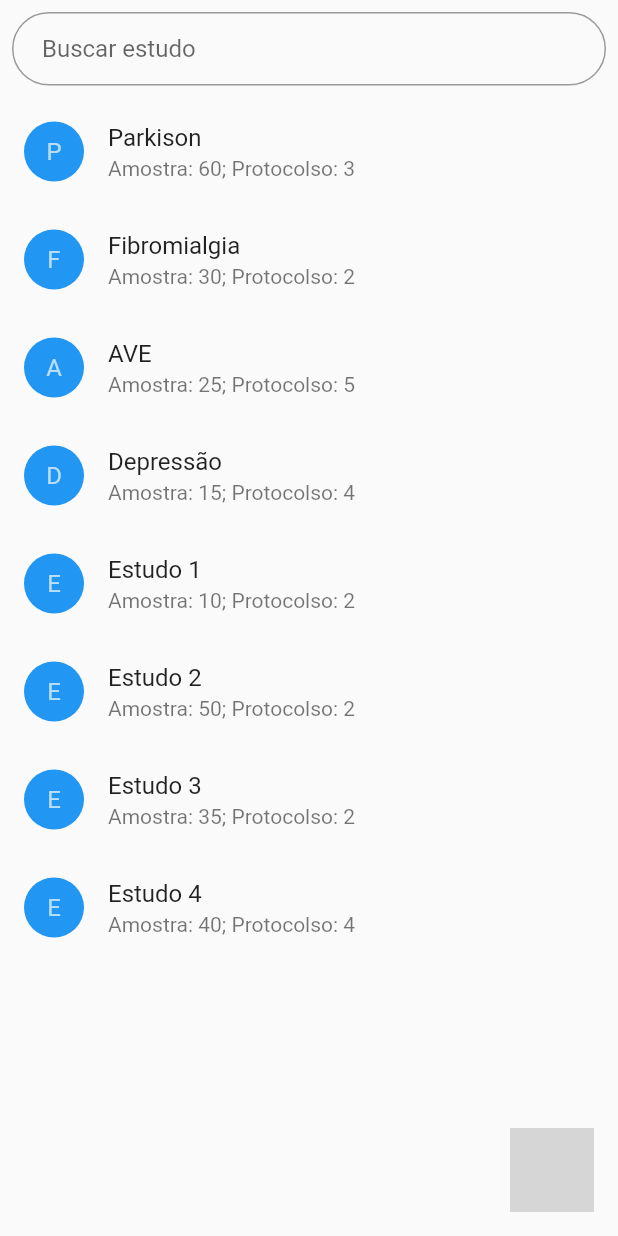
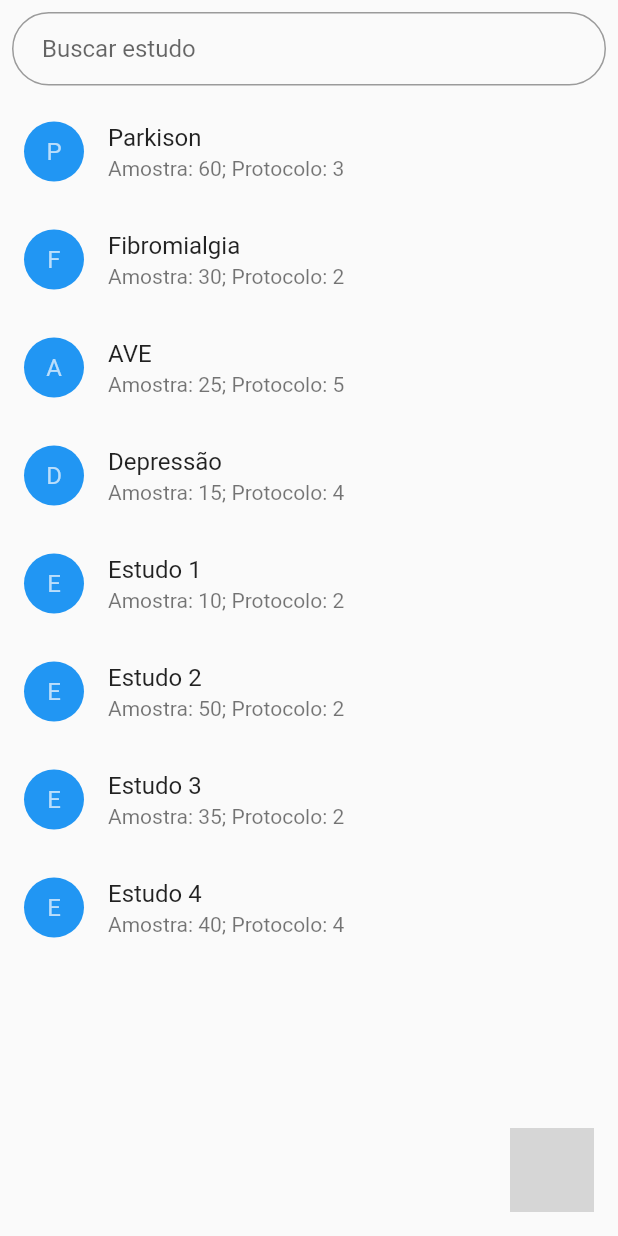
Before and after one commit to nestorufpe/OpentDCS-Mobile, a Flutter app: the SamplePageStudy screen opened directly, on a phone screen of 412 x 824 dp. Run offline on Flutter 3.47's test engine with Material 2 defaults, Android fonts, the phone set to English and light mode, and no system bars; our stand-ins replace adaptive_dialog, dropdown_search, fancy_bottom_navigation, flutter_easyloading, flutter_neumorphic, get and 3 more; missing offline and left inert: animated_floating_buttons, direct_select_flutter, flutter_radar_chart, pausable_timer; accounts and stored records are empty; grey boxes are pictures that could not be loaded.

Commit message:
Adiciona atalho para chegar no perfil da amostra

```diff
--- a/lib/screens/samplepage_study.dart
+++ b/lib/screens/samplepage_study.dart
@@ -3,6 +3,7 @@ import 'package:flutter/material.dart';
 import 'package:get/get.dart';
 import 'package:opentdcsapp/controller/ctdcs.dart';
 import 'package:opentdcsapp/screens/addsamplepage.dart';
+import 'package:opentdcsapp/screens/profile.dart';
 import 'package:opentdcsapp/screens/samplepage_protocol.dart';
 
 final c = Get.put(ControllerTdcs.to);
@@ -14,72 +15,150 @@ class SamplePageStudy extends StatefulWidget {
   State<SamplePageStudy> createState() => _SamplePageStudyState();
 }
 
-Widget float1() {
-  return Container(
-    child: FloatingActionButton(
-      onPressed: () {
-        Get.to(AddSample(
-          sampleAppBar: "Adicionar nova amostra",
-        ));
-      },
-      heroTag: "btn1",
-      tooltip: 'Adicionar nova amostra',
-      child: Icon(Icons.person_add),
-    ),
-  );
-}
-
-Widget float2() {
-  return Container(
-    child: FloatingActionButton(
-      onPressed: () {
-        Get.to(AddSample(sampleAppBar: 'Criar novo estudo'));
-      },
-      heroTag: "btn2",
-      tooltip: 'Criar novo estudo',
-      child: Icon(Icons.add),
-    ),
-  );
-}
-
-List<Contact> contacts = [
+List<Contact> studies = [
   Contact(
       name: 'Parkison',
-      protolSample: 'Amostra: 60; Protocolso: 3',
+      protolSample: 'Amostra: 60; Protocolo: 3',
       isSelected: true),
   Contact(
       name: 'Fibromialgia',
-      protolSample: 'Amostra: 30; Protocolso: 2',
+      protolSample: 'Amostra: 30; Protocolo: 2',
       isSelected: false),
   Contact(
       name: 'AVE ',
-      protolSample: 'Amostra: 25; Protocolso: 5',
+      protolSample: 'Amostra: 25; Protocolo: 5',
       isSelected: false),
   Contact(
       name: 'Depressão ',
-      protolSample: 'Amostra: 15; Protocolso: 4',
+      protolSample: 'Amostra: 15; Protocolo: 4',
       isSelected: false),
   Contact(
       name: 'Estudo 1',
-      protolSample: 'Amostra: 10; Protocolso: 2',
+      protolSample: 'Amostra: 10; Protocolo: 2',
       isSelected: false),
   Contact(
       name: 'Estudo 2',
-      protolSample: 'Amostra: 50; Protocolso: 2',
+      protolSample: 'Amostra: 50; Protocolo: 2',
       isSelected: false),
   Contact(
       name: 'Estudo 3',
-      protolSample: 'Amostra: 35; Protocolso: 2',
+      protolSample: 'Amostra: 35; Protocolo: 2',
       isSelected: false),
   Contact(
       name: 'Estudo 4',
-      protolSample: 'Amostra: 40; Protocolso: 4',
+      protolSample: 'Amostra: 40; Protocolo: 4',
       isSelected: false),
+];
+
+List<Contact> studiesview = [
+  Contact(
+      name: 'Parkison',
+      protolSample: 'Amostra: 60; Protocolo: 3',
+      isSelected: true),
+  Contact(
+      name: 'Fibromialgia',
+      protolSample: 'Amostra: 30; Protocolo: 2',
+      isSelected: false),
+  Contact(
+      name: 'AVE ',
+      protolSample: 'Amostra: 25; Protocolo: 5',
+      isSelected: false),
+  Contact(
+      name: 'Depressão ',
+      protolSample: 'Amostra: 15; Protocolo: 4',
+      isSelected: false),
+  Contact(
+      name: 'Estudo 1',
+      protolSample: 'Amostra: 10; Protocolo: 2',
+      isSelected: false),
+  Contact(
+      name: 'Estudo 2',
+      protolSample: 'Amostra: 50; Protocolo: 2',
+      isSelected: false),
+  Contact(
+      name: 'Estudo 3',
+      protolSample: 'Amostra: 35; Protocolo: 2',
+      isSelected: false),
+  Contact(
+      name: 'Estudo 4',
+      protolSample: 'Amostra: 40; Protocolo: 4',
+      isSelected: false),
+];
+
+List<Contact> samples = [
+  Contact(name: 'José', protolSample: '25 anos', isSelected: false),
+  Contact(name: 'João', protolSample: 'Alguma observação', isSelected: false),
+  Contact(name: 'Carlos ', protolSample: 'notes', isSelected: false),
+  Contact(name: 'Paulo ', protolSample: '----', isSelected: false),
+  Contact(name: 'Luís ', protolSample: '-----', isSelected: false),
+  Contact(name: 'Pedro ', protolSample: '----', isSelected: false),
+  Contact(name: 'Marcos ', protolSample: '----', isSelected: false),
+  Contact(name: 'Rafael ', protolSample: '-----', isSelected: false),
+  Contact(name: 'Daniel ', protolSample: '----', isSelected: false),
 ];
 
 class _SamplePageStudyState extends State<SamplePageStudy> {
   TextEditingController searchController = TextEditingController();
   String filter = "";
+
+  Widget float1() {
+    return Container(
+      child: FloatingActionButton(
+        onPressed: () {
+          Get.to(AddSample(
+            sampleAppBar: "Adicionar nova amostra",
+          ));
+        },
+        heroTag: "btn1",
+        tooltip: 'Adicionar nova amostra',
+        child: Icon(Icons.person_add),
+      ),
+    );
+  }
+
+  Widget float2() {
+    return Container(
+      child: FloatingActionButton(
+        onPressed: () {
+          Get.to(AddSample(sampleAppBar: 'Criar novo estudo'));
+        },
+        heroTag: "btn2",
+        tooltip: 'Criar novo estudo',
+        child: Icon(Icons.add),
+      ),
+    );
+  }
+
+  Widget float3() {
+    return Container(
+      child: FloatingActionButton(
+        onPressed: () {
+          // Get.to(AddSample(sampleAppBar: 'Amostras'));
+          setState(() {
+            studies = samples;
+          });
+        },
+        heroTag: "btn3",
+        tooltip: 'Vizualizar amostra',
+        child: Icon(Icons.person_search),
+      ),
+    );
+  }
+
+  Widget float4() {
+    return Container(
+      child: FloatingActionButton(
+        onPressed: () {
+          setState(() {
+            studies = studiesview;
+          });
+        },
+        heroTag: "btn4",
+        tooltip: 'Vizualizar estudos',
+        child: Icon(Icons.school),
+      ),
+    );
+  }
 
   @override
   void initState() {
@@ -116,7 +195,7 @@ class _SamplePageStudyState extends State<SamplePageStudy> {
             ),
           ),
           Expanded(
-              child: contacts.isEmpty
+              child: studies.isEmpty
                   ? Center(
                       child: Column(
                       children: [
@@ -141,20 +220,20 @@ class _SamplePageStudyState extends State<SamplePageStudy> {
                       ],
                     ))
                   : ListView.builder(
-                      itemCount: contacts.length,
+                      itemCount: studies.length,
                       itemBuilder: (context, index) {
                         // if filter is null or empty returns all data
                         return filter == ""
                             ? ListTile(
                                 title: Text(
-                                  '${contacts[index].name}',
+                                  '${studies[index].name}',
                                 ),
                                 subtitle:
-                                    Text('${contacts[index].protolSample}'),
+                                    Text('${studies[index].protolSample}'),
                                 leading: CircleAvatar(
                                     backgroundColor: Colors.blue,
                                     child: Text(
-                                        '${contacts[index].name.substring(0, 1)}')),
+                                        '${studies[index].name.substring(0, 1)}')),
                                 // trailing: TextButton(
                                 //   child: contacts[index].isSelected == false
                                 //       ? Text("Selecionar")
@@ -177,21 +256,21 @@ class _SamplePageStudyState extends State<SamplePageStudy> {
                                 //   },
                                 // ),
                                 onTap: () =>
-                                    _onTapItem(context, contacts[index]),
+                                    _onTapItem(context, studies[index]),
                               )
-                            : '${contacts[index].name}'
+                            : '${studies[index].name}'
                                     .toLowerCase()
                                     .contains(filter.toLowerCase())
                                 ? ListTile(
                                     title: Text(
-                                      '${contacts[index].name}',
+                                      '${studies[index].name}',
                                     ),
                                     subtitle:
-                                        Text('${contacts[index].protolSample}'),
+                                        Text('${studies[index].protolSample}'),
                                     leading: CircleAvatar(
                                         backgroundColor: Colors.blue,
                                         child: Text(
-                                            '${contacts[index].name.substring(0, 1)}')),
+                                            '${studies[index].name.substring(0, 1)}')),
                                     // trailing: TextButton(
                                     //   child: contacts[index].isSelected == false
                                     //       ? Text("Selecionar")
@@ -216,7 +295,7 @@ class _SamplePageStudyState extends State<SamplePageStudy> {
                                     //   },
                                     // ),
                                     onTap: () =>
-                                        _onTapItem(context, contacts[index]),
+                                        _onTapItem(context, studies[index]),
                                   )
                                 : Container();
                       },
@@ -226,7 +305,7 @@ class _SamplePageStudyState extends State<SamplePageStudy> {
       floatingActionButton: AnimatedFloatingActionButton(
           tooltip: "Opções",
           //Fab list
-          fabButtons: <Widget>[float1(), float2()],
+          fabButtons: <Widget>[float1(), float2(), float3(), float4()],
           key: key,
           colorStartAnimation: Colors.blue,
           colorEndAnimation: Colors.red,
@@ -239,9 +318,14 @@ class _SamplePageStudyState extends State<SamplePageStudy> {
 void _onTapItem(BuildContext context, Contact post) {
   // Scaffold.of(context).showSnackBar(
   //     new SnackBar(content: new Text("Tap on " + ' - ' + post.name)));
-  Get.to(SamplePageProtocol(
-    name: post.name,
-  ));
+
+  if (studies == samples) {
+    Get.to(ProfileSample(name: post.name));
+  } else {
+    Get.to(SamplePageProtocol(
+      name: post.name,
+    ));
+  }
 }
 
 class Contact {
```
